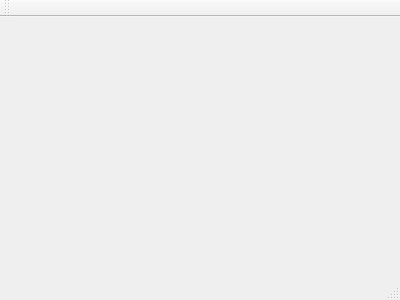
Above: terminarz/mainwindow.ui from awojcik64/terminarz before the change. Below: the same form after it.
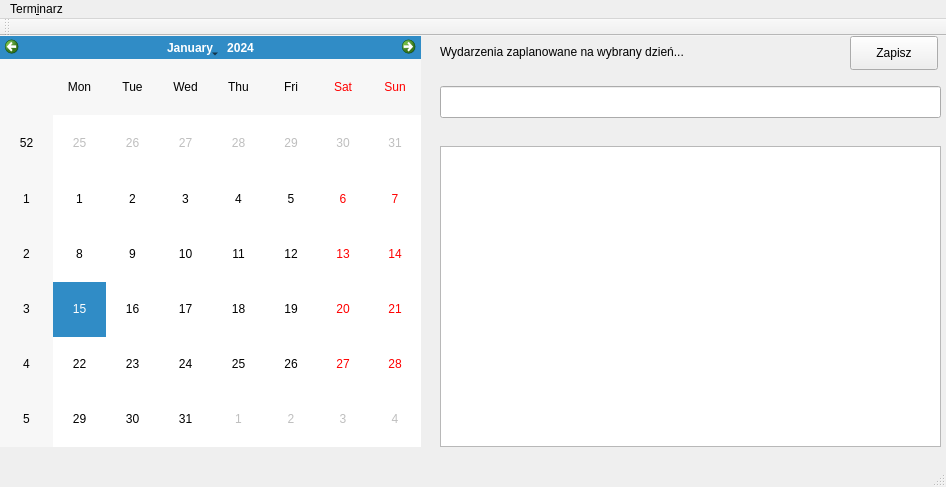
That is the form after the change.

```diff
--- a/terminarz/mainwindow.ui
+++ b/terminarz/mainwindow.ui
@@ -1,24 +1,102 @@
 <ui version="4.0">
  <class>MainWindow</class>
- <widget class="QMainWindow" name="MainWindow" >
-  <property name="geometry" >
+ <widget class="QMainWindow" name="MainWindow">
+  <property name="geometry">
    <rect>
     <x>0</x>
     <y>0</y>
-    <width>400</width>
-    <height>300</height>
+    <width>946</width>
+    <height>487</height>
    </rect>
   </property>
   <property name="windowTitle" >
    <string>MainWindow</string>
   </property>
-  <widget class="QMenuBar" name="menuBar" />
-  <widget class="QToolBar" name="mainToolBar" />
-  <widget class="QWidget" name="centralWidget" />
-  <widget class="QStatusBar" name="statusBar" />
+  <widget class="QWidget" name="centralWidget">
+   <widget class="QCalendarWidget" name="calendarWidget">
+    <property name="geometry">
+     <rect>
+      <x>0</x>
+      <y>0</y>
+      <width>421</width>
+      <height>411</height>
+     </rect>
+    </property>
+   </widget>
+   <widget class="QColumnView" name="columnView">
+    <property name="geometry">
+     <rect>
+      <x>440</x>
+      <y>110</y>
+      <width>501</width>
+      <height>301</height>
+     </rect>
+    </property>
+   </widget>
+   <widget class="QLabel" name="label">
+    <property name="geometry">
+     <rect>
+      <x>440</x>
+      <y>0</y>
+      <width>281</width>
+      <height>31</height>
+     </rect>
+    </property>
+    <property name="text">
+     <string>Wydarzenia zaplanowane na wybrany dzień...</string>
+    </property>
+   </widget>
+   <widget class="QPushButton" name="pushButton">
+    <property name="geometry">
+     <rect>
+      <x>850</x>
+      <y>0</y>
+      <width>88</width>
+      <height>34</height>
+     </rect>
+    </property>
+    <property name="text">
+     <string>Zapisz</string>
+    </property>
+   </widget>
+   <widget class="QLineEdit" name="lineEdit">
+    <property name="geometry">
+     <rect>
+      <x>440</x>
+      <y>50</y>
+      <width>501</width>
+      <height>32</height>
+     </rect>
+    </property>
+   </widget>
+  </widget>
+  <widget class="QMenuBar" name="menuBar">
+   <property name="geometry">
+    <rect>
+     <x>0</x>
+     <y>0</y>
+     <width>946</width>
+     <height>30</height>
+    </rect>
+   </property>
+   <widget class="QMenu" name="menuTerminarz">
+    <property name="title">
+     <string>Term&amp;inarz</string>
+    </property>
+   </widget>
+   <addaction name="menuTerminarz"/>
+  </widget>
+  <widget class="QToolBar" name="mainToolBar">
+   <attribute name="toolBarArea">
+    <enum>TopToolBarArea</enum>
+   </attribute>
+   <attribute name="toolBarBreak">
+    <bool>false</bool>
+   </attribute>
+  </widget>
+  <widget class="QStatusBar" name="statusBar"/>
  </widget>
- <layoutDefault spacing="6" margin="11" />
- <pixmapfunction></pixmapfunction>
+ <layoutdefault spacing="6" margin="11"/>
  <resources/>
  <connections/>
 </ui>
```
Left out of the diff: 3 changed lines with no effect on the pictures.
